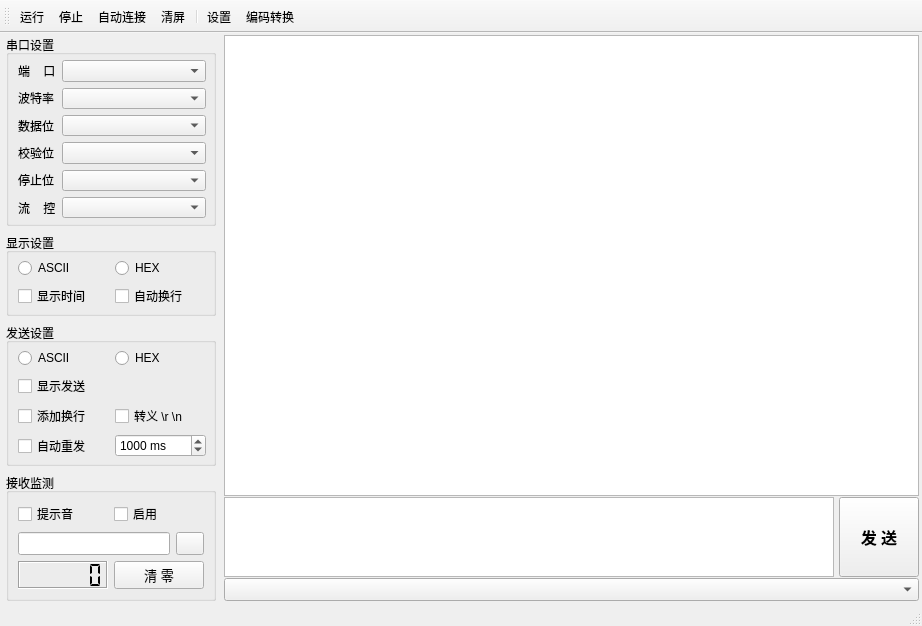
The window that SerialPort.ui (leichau/GSP) describes before a commit, drawn with Qt 5.
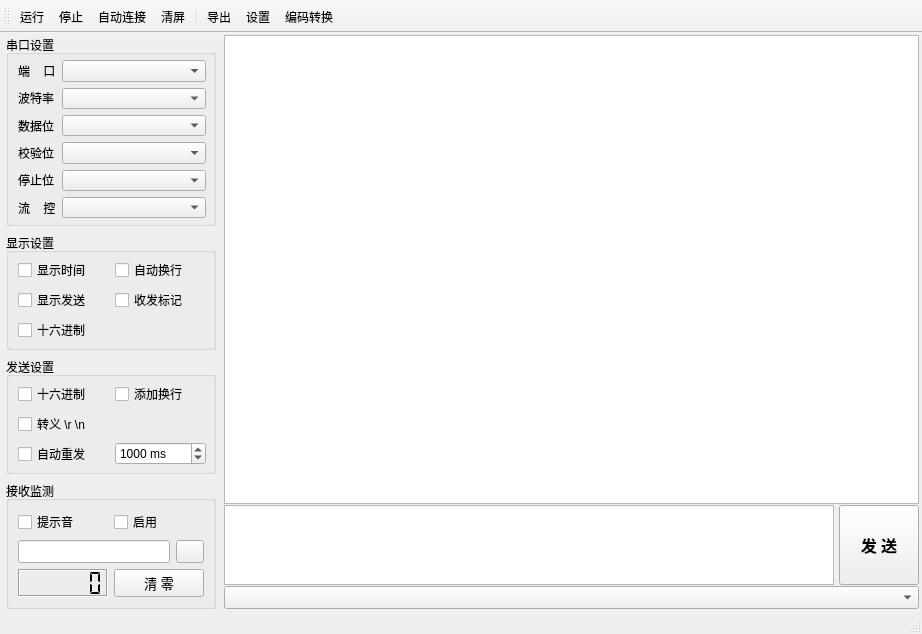
The same window after the commit. Icons and pictures are not drawn.

```diff
--- a/SerialPort.ui
+++ b/SerialPort.ui
@@ -219,36 +219,6 @@
          <property name="bottomMargin">
           <number>5</number>
          </property>
-         <item>
-          <layout class="QHBoxLayout" name="horizontalLayout_4">
-           <item>
-            <widget class="QRadioButton" name="radioButtonRecvASCII">
-             <property name="sizePolicy">
-              <sizepolicy hsizetype="Preferred" vsizetype="Fixed">
-               <horstretch>0</horstretch>
-               <verstretch>0</verstretch>
-              </sizepolicy>
-             </property>
-             <property name="text">
-              <string>ASCII</string>
-             </property>
-            </widget>
-           </item>
-           <item>
-            <widget class="QRadioButton" name="radioButtonRecvHex">
-             <property name="sizePolicy">
-              <sizepolicy hsizetype="Preferred" vsizetype="Fixed">
-               <horstretch>0</horstretch>
-               <verstretch>0</verstretch>
-              </sizepolicy>
-             </property>
-             <property name="text">
-              <string>HEX</string>
-             </property>
-            </widget>
-           </item>
-          </layout>
-         </item>
          <item>
           <layout class="QHBoxLayout" name="horizontalLayout_9">
            <item>
@@ -279,6 +249,47 @@
            </item>
           </layout>
          </item>
+         <item>
+          <layout class="QHBoxLayout" name="horizontalLayout_11">
+           <item>
+            <widget class="QCheckBox" name="checkBoxEcho">
+             <property name="sizePolicy">
+              <sizepolicy hsizetype="Preferred" vsizetype="Fixed">
+               <horstretch>0</horstretch>
+               <verstretch>0</verstretch>
+              </sizepolicy>
+             </property>
+             <property name="text">
+              <string>显示发送</string>
+             </property>
+            </widget>
+           </item>
+           <item>
+            <widget class="QCheckBox" name="transceiveMark">
+             <property name="sizePolicy">
+              <sizepolicy hsizetype="Preferred" vsizetype="Fixed">
+               <horstretch>0</horstretch>
+               <verstretch>0</verstretch>
+              </sizepolicy>
+             </property>
+             <property name="text">
+              <string>收发标记</string>
+             </property>
+            </widget>
+           </item>
+          </layout>
+         </item>
+         <item>
+          <layout class="QHBoxLayout" name="horizontalLayout_12">
+           <item>
+            <widget class="QCheckBox" name="dispHex">
+             <property name="text">
+              <string>十六进制</string>
+             </property>
+            </widget>
+           </item>
+          </layout>
+         </item>
         </layout>
        </widget>
       </item>
@@ -311,48 +322,12 @@
          <item>
           <layout class="QHBoxLayout" name="horizontalLayout_7">
            <item>
-            <widget class="QRadioButton" name="radioButtonSendASCII">
-             <property name="sizePolicy">
-              <sizepolicy hsizetype="Preferred" vsizetype="Fixed">
-               <horstretch>0</horstretch>
-               <verstretch>0</verstretch>
-              </sizepolicy>
-             </property>
+            <widget class="QCheckBox" name="sendHex">
              <property name="text">
-              <string>ASCII</string>
+              <string>十六进制</string>
              </property>
             </widget>
            </item>
-           <item>
-            <widget class="QRadioButton" name="radioButtonSendHex">
-             <property name="sizePolicy">
-              <sizepolicy hsizetype="Preferred" vsizetype="Fixed">
-               <horstretch>0</horstretch>
-               <verstretch>0</verstretch>
-              </sizepolicy>
-             </property>
-             <property name="text">
-              <string>HEX</string>
-             </property>
-            </widget>
-           </item>
-          </layout>
-         </item>
-         <item>
-          <widget class="QCheckBox" name="checkBoxEcho">
-           <property name="sizePolicy">
-            <sizepolicy hsizetype="Fixed" vsizetype="Fixed">
-             <horstretch>0</horstretch>
-             <verstretch>0</verstretch>
-            </sizepolicy>
-           </property>
-           <property name="text">
-            <string>显示发送</string>
-           </property>
-          </widget>
-         </item>
-         <item>
-          <layout class="QHBoxLayout" name="horizontalLayout_10">
            <item>
             <widget class="QCheckBox" name="sendReturn">
              <property name="sizePolicy">
@@ -366,6 +341,10 @@
              </property>
             </widget>
            </item>
+          </layout>
+         </item>
+         <item>
+          <layout class="QHBoxLayout" name="horizontalLayout_10">
            <item>
             <widget class="QCheckBox" name="sendEscape">
              <property name="sizePolicy">
@@ -711,6 +690,7 @@
    <addaction name="actionAutoConnect"/>
    <addaction name="clear"/>
    <addaction name="separator"/>
+   <addaction name="outfile"/>
    <addaction name="option"/>
    <addaction name="codec"/>
   </widget>
@@ -811,6 +791,20 @@
     <string>设置</string>
    </property>
   </action>
+  <action name="outfile">
+   <property name="icon">
+    <iconset theme="QIcon::ThemeIcon::GoDown"/>
+   </property>
+   <property name="text">
+    <string>导出</string>
+   </property>
+   <property name="toolTip">
+    <string>导出文件</string>
+   </property>
+   <property name="menuRole">
+    <enum>QAction::MenuRole::TextHeuristicRole</enum>
+   </property>
+  </action>
  </widget>
  <resources>
   <include location="imgResource.qrc"/>
```
Left out of the diff: 13 changed lines with no effect on the pictures.
